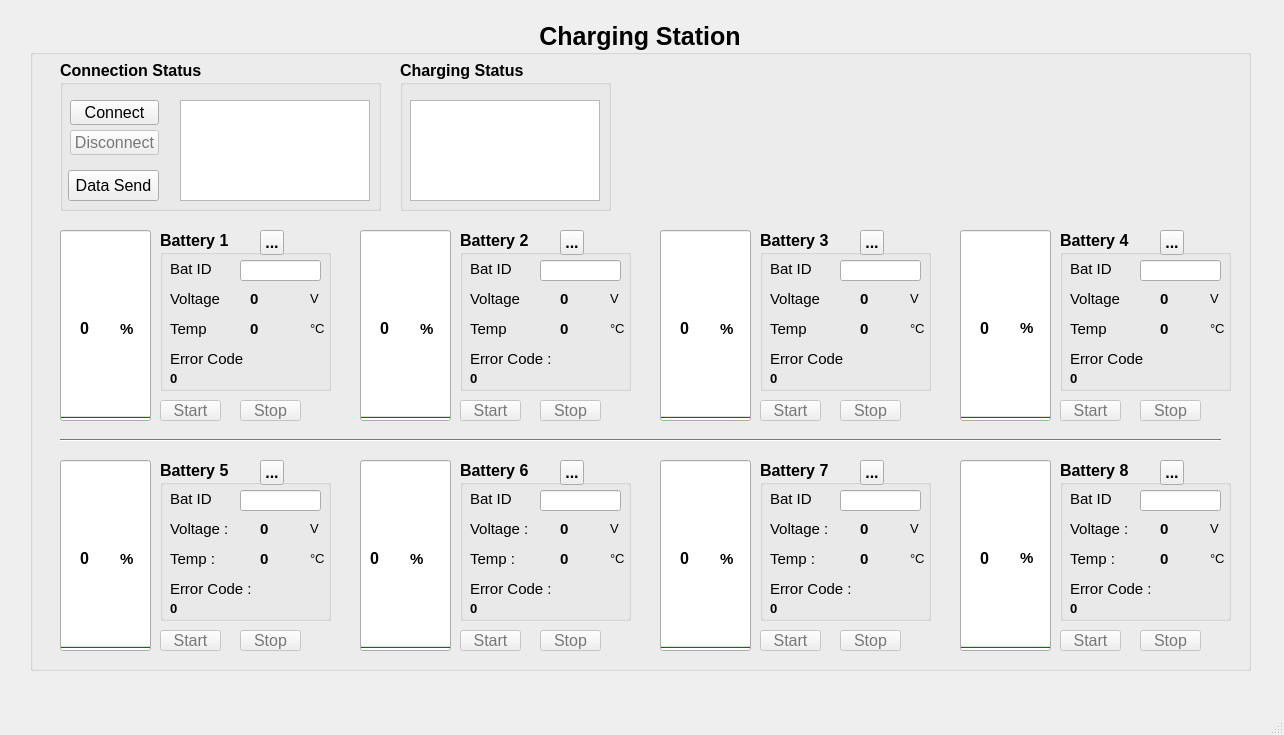
huseinaji/Python-HMI-Battery-Charger, file interface.ui: the form before one commit.
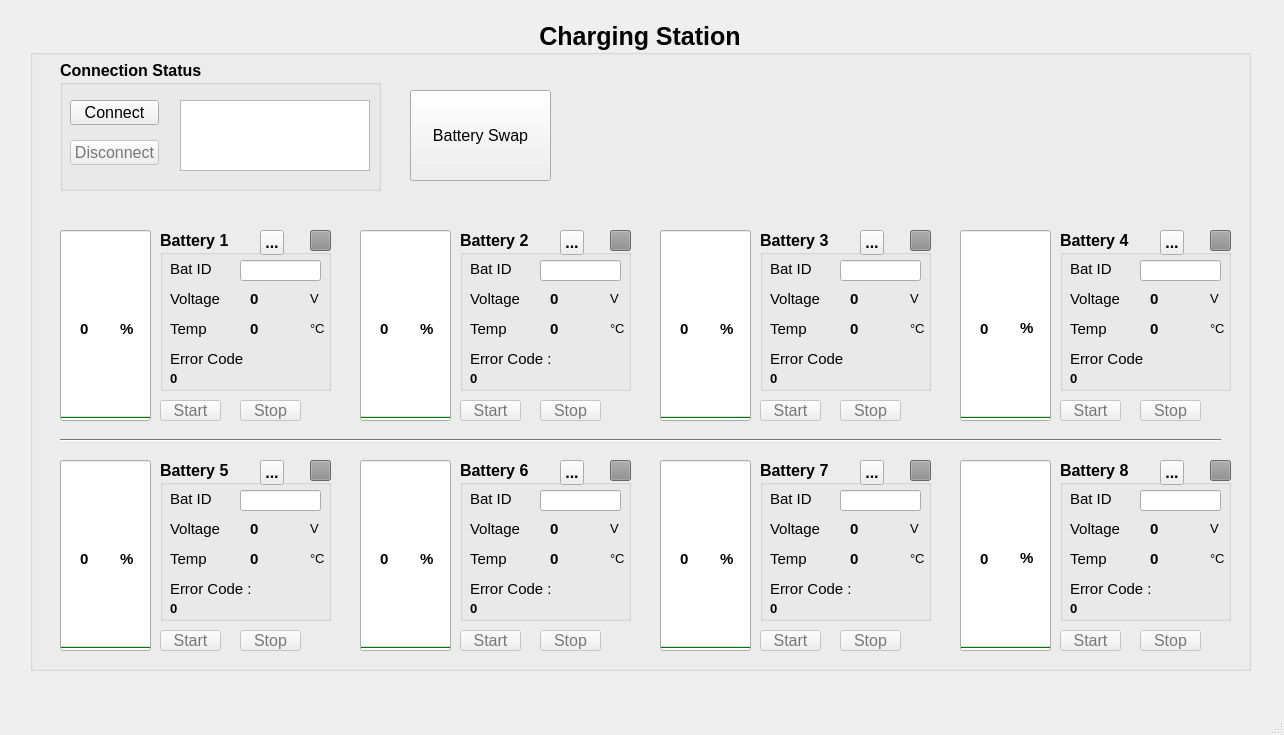
The form after the commit. Icons and pictures are not drawn.

What changed in the file:
```diff
--- a/interface.ui
+++ b/interface.ui
@@ -460,7 +460,7 @@
     <property name="geometry">
      <rect>
       <x>0</x>
-      <y>10</y>
+      <y>0</y>
       <width>1271</width>
       <height>681</height>
      </rect>
@@ -480,7 +480,7 @@
       <property name="geometry">
        <rect>
         <x>30</x>
-        <y>10</y>
+        <y>20</y>
         <width>1221</width>
         <height>651</height>
        </rect>
@@ -1172,6 +1172,9 @@
        <property name="autoFillBackground">
         <bool>false</bool>
        </property>
+       <property name="maximum">
+        <number>99</number>
+       </property>
        <property name="value">
         <number>0</number>
        </property>
@@ -1588,9 +1591,9 @@
        <widget class="QLabel" name="voltage_7">
         <property name="geometry">
          <rect>
-          <x>100</x>
+          <x>90</x>
           <y>60</y>
-          <width>41</width>
+          <width>51</width>
           <height>17</height>
          </rect>
         </property>
@@ -1622,7 +1625,7 @@
          </font>
         </property>
         <property name="text">
-         <string>Temp :</string>
+         <string>Temp </string>
         </property>
        </widget>
        <widget class="QLabel" name="label_60">
@@ -1642,15 +1645,15 @@
          </font>
         </property>
         <property name="text">
-         <string>Voltage :</string>
+         <string>Voltage </string>
         </property>
        </widget>
        <widget class="QLabel" name="temp_7">
         <property name="geometry">
          <rect>
-          <x>100</x>
+          <x>90</x>
           <y>90</y>
-          <width>41</width>
+          <width>51</width>
           <height>17</height>
          </rect>
         </property>
@@ -1799,6 +1802,71 @@
          <string>°C</string>
         </property>
        </widget>
+       <widget class="QProgressBar" name="status_7">
+        <property name="enabled">
+         <bool>false</bool>
+        </property>
+        <property name="geometry">
+         <rect>
+          <x>150</x>
+          <y>0</y>
+          <width>21</width>
+          <height>21</height>
+         </rect>
+        </property>
+        <property name="palette">
+         <palette>
+          <active>
+           <colorrole role="Highlight">
+            <brush brushstyle="SolidPattern">
+             <color alpha="255">
+              <red>255</red>
+              <green>0</green>
+              <blue>0</blue>
+             </color>
+            </brush>
+           </colorrole>
+          </active>
+          <inactive>
+           <colorrole role="Highlight">
+            <brush brushstyle="SolidPattern">
+             <color alpha="255">
+              <red>255</red>
+              <green>0</green>
+              <blue>0</blue>
+             </color>
+            </brush>
+           </colorrole>
+          </inactive>
+          <disabled>
+           <colorrole role="Highlight">
+            <brush brushstyle="SolidPattern">
+             <color alpha="255">
+              <red>145</red>
+              <green>145</green>
+              <blue>145</blue>
+             </color>
+            </brush>
+           </colorrole>
+          </disabled>
+         </palette>
+        </property>
+        <property name="font">
+         <font>
+          <weight>50</weight>
+          <bold>false</bold>
+         </font>
+        </property>
+        <property name="maximum">
+         <number>1</number>
+        </property>
+        <property name="value">
+         <number>1</number>
+        </property>
+        <property name="textVisible">
+         <bool>false</bool>
+        </property>
+       </widget>
       </widget>
       <widget class="QGroupBox" name="groupBox_5">
        <property name="geometry">
@@ -1822,9 +1890,9 @@
        <widget class="QLabel" name="voltage_4">
         <property name="geometry">
          <rect>
-          <x>100</x>
+          <x>90</x>
           <y>60</y>
-          <width>41</width>
+          <width>51</width>
           <height>17</height>
          </rect>
         </property>
@@ -1882,9 +1950,9 @@
        <widget class="QLabel" name="temp_4">
         <property name="geometry">
          <rect>
-          <x>100</x>
+          <x>90</x>
           <y>90</y>
-          <width>41</width>
+          <width>51</width>
           <height>17</height>
          </rect>
         </property>
@@ -2033,6 +2101,71 @@
          <string>Bat ID</string>
         </property>
        </widget>
+       <widget class="QProgressBar" name="status_4">
+        <property name="enabled">
+         <bool>false</bool>
+        </property>
+        <property name="geometry">
+         <rect>
+          <x>150</x>
+          <y>0</y>
+          <width>21</width>
+          <height>21</height>
+         </rect>
+        </property>
+        <property name="palette">
+         <palette>
+          <active>
+           <colorrole role="Highlight">
+            <brush brushstyle="SolidPattern">
+             <color alpha="255">
+              <red>255</red>
+              <green>0</green>
+              <blue>0</blue>
+             </color>
+            </brush>
+           </colorrole>
+          </active>
+          <inactive>
+           <colorrole role="Highlight">
+            <brush brushstyle="SolidPattern">
+             <color alpha="255">
+              <red>255</red>
+              <green>0</green>
+              <blue>0</blue>
+             </color>
+            </brush>
+           </colorrole>
+          </inactive>
+          <disabled>
+           <colorrole role="Highlight">
+            <brush brushstyle="SolidPattern">
+             <color alpha="255">
+              <red>145</red>
+              <green>145</green>
+              <blue>145</blue>
+             </color>
+            </brush>
+           </colorrole>
+          </disabled>
+         </palette>
+        </property>
+        <property name="font">
+         <font>
+          <weight>50</weight>
+          <bold>false</bold>
+         </font>
+        </property>
+        <property name="maximum">
+         <number>1</number>
+        </property>
+        <property name="value">
+         <number>1</number>
+        </property>
+        <property name="textVisible">
+         <bool>false</bool>
+        </property>
+       </widget>
       </widget>
       <widget class="QGroupBox" name="groupBox_2">
        <property name="geometry">
@@ -2267,6 +2400,71 @@
          <string/>
         </property>
        </widget>
+       <widget class="QProgressBar" name="status_1">
+        <property name="enabled">
+         <bool>false</bool>
+        </property>
+        <property name="geometry">
+         <rect>
+          <x>150</x>
+          <y>0</y>
+          <width>21</width>
+          <height>21</height>
+         </rect>
+        </property>
+        <property name="palette">
+         <palette>
+          <active>
+           <colorrole role="Highlight">
+            <brush brushstyle="SolidPattern">
+             <color alpha="255">
+              <red>255</red>
+              <green>0</green>
+              <blue>0</blue>
+             </color>
+            </brush>
+           </colorrole>
+          </active>
+          <inactive>
+           <colorrole role="Highlight">
+            <brush brushstyle="SolidPattern">
+             <color alpha="255">
+              <red>255</red>
+              <green>0</green>
+              <blue>0</blue>
+             </color>
+            </brush>
+           </colorrole>
+          </inactive>
+          <disabled>
+           <colorrole role="Highlight">
+            <brush brushstyle="SolidPattern">
+             <color alpha="255">
+              <red>145</red>
+              <green>145</green>
+              <blue>145</blue>
+             </color>
+            </brush>
+           </colorrole>
+          </disabled>
+         </palette>
+        </property>
+        <property name="font">
+         <font>
+          <weight>50</weight>
+          <bold>false</bold>
+         </font>
+        </property>
+        <property name="maximum">
+         <number>1</number>
+        </property>
+        <property name="value">
+         <number>1</number>
+        </property>
+        <property name="textVisible">
+         <bool>false</bool>
+        </property>
+       </widget>
       </widget>
       <widget class="QGroupBox" name="groupBox_4">
        <property name="geometry">
@@ -2290,9 +2488,9 @@
        <widget class="QLabel" name="voltage_3">
         <property name="geometry">
          <rect>
-          <x>100</x>
+          <x>90</x>
           <y>60</y>
-          <width>41</width>
+          <width>51</width>
           <height>17</height>
          </rect>
         </property>
@@ -2350,9 +2548,9 @@
        <widget class="QLabel" name="temp_3">
         <property name="geometry">
          <rect>
-          <x>100</x>
+          <x>90</x>
           <y>90</y>
-          <width>41</width>
+          <width>51</width>
           <height>17</height>
          </rect>
         </property>
@@ -2501,6 +2699,71 @@
          <string>Bat ID</string>
         </property>
        </widget>
+       <widget class="QProgressBar" name="status_3">
+        <property name="enabled">
+         <bool>false</bool>
+        </property>
+        <property name="geometry">
+         <rect>
+          <x>150</x>
+          <y>0</y>
+          <width>21</width>
+          <height>21</height>
+         </rect>
+        </property>
+        <property name="palette">
+         <palette>
+          <active>
+           <colorrole role="Highlight">
+            <brush brushstyle="SolidPattern">
+             <color alpha="255">
+              <red>255</red>
+              <green>0</green>
+              <blue>0</blue>
+             </color>
+            </brush>
+           </colorrole>
+          </active>
+          <inactive>
+           <colorrole role="Highlight">
+            <brush brushstyle="SolidPattern">
+             <color alpha="255">
+              <red>255</red>
+              <green>0</green>
+              <blue>0</blue>
+             </color>
+            </brush>
+           </colorrole>
+          </inactive>
+          <disabled>
+           <colorrole role="Highlight">
+            <brush brushstyle="SolidPattern">
+             <color alpha="255">
+              <red>145</red>
+              <green>145</green>
+              <blue>145</blue>
+             </color>
+            </brush>
+           </colorrole>
+          </disabled>
+         </palette>
+        </property>
+        <property name="font">
+         <font>
+          <weight>50</weight>
+          <bold>false</bold>
+         </font>
+        </property>
+        <property name="maximum">
+         <number>1</number>
+        </property>
+        <property name="value">
+         <number>1</number>
+        </property>
+        <property name="textVisible">
+         <bool>false</bool>
+        </property>
+       </widget>
       </widget>
       <widget class="QGroupBox" name="groupBox_9">
        <property name="geometry">
@@ -2525,9 +2788,9 @@
        <widget class="QLabel" name="voltage_8">
         <property name="geometry">
          <rect>
-          <x>100</x>
+          <x>90</x>
           <y>60</y>
-          <width>41</width>
+          <width>51</width>
           <height>17</height>
          </rect>
         </property>
@@ -2562,7 +2825,7 @@
          </font>
         </property>
         <property name="text">
-         <string>Temp :</string>
+         <string>Temp </string>
         </property>
        </widget>
        <widget class="QLabel" name="label_63">
@@ -2583,15 +2846,15 @@
          </font>
         </property>
         <property name="text">
-         <string>Voltage :</string>
+         <string>Voltage </string>
         </property>
        </widget>
        <widget class="QLabel" name="temp_8">
         <property name="geometry">
          <rect>
-          <x>100</x>
+          <x>90</x>
           <y>90</y>
-          <width>41</width>
+          <width>51</width>
           <height>17</height>
          </rect>
         </property>
@@ -2744,6 +3007,71 @@
          <string>Bat ID</string>
         </property>
        </widget>
+       <widget class="QProgressBar" name="status_8">
+        <property name="enabled">
+         <bool>false</bool>
+        </property>
+        <property name="geometry">
+         <rect>
+          <x>150</x>
+          <y>0</y>
+          <width>21</width>
+          <height>21</height>
+         </rect>
+        </property>
+        <property name="palette">
+         <palette>
+          <active>
+           <colorrole role="Highlight">
+            <brush brushstyle="SolidPattern">
+             <color alpha="255">
+              <red>255</red>
+              <green>0</green>
+              <blue>0</blue>
+             </color>
+            </brush>
+           </colorrole>
+          </active>
+          <inactive>
+           <colorrole role="Highlight">
+            <brush brushstyle="SolidPattern">
+             <color alpha="255">
+              <red>255</red>
+              <green>0</green>
+              <blue>0</blue>
+             </color>
+            </brush>
+           </colorrole>
+          </inactive>
+          <disabled>
+           <colorrole role="Highlight">
+            <brush brushstyle="SolidPattern">
+             <color alpha="255">
+              <red>145</red>
+              <green>145</green>
+              <blue>145</blue>
+             </color>
+            </brush>
+           </colorrole>
+          </disabled>
+         </palette>
+        </property>
+        <property name="font">
+         <font>
+          <weight>50</weight>
+          <bold>false</bold>
+         </font>
+        </property>
+        <property name="maximum">
+         <number>1</number>
+        </property>
+        <property name="value">
+         <number>1</number>
+        </property>
+        <property name="textVisible">
+         <bool>false</bool>
+        </property>
+       </widget>
       </widget>
       <widget class="QGroupBox" name="groupBox_7">
        <property name="geometry">
@@ -2767,9 +3095,9 @@
        <widget class="QLabel" name="voltage_6">
         <property name="geometry">
          <rect>
-          <x>100</x>
+          <x>90</x>
           <y>60</y>
-          <width>41</width>
+          <width>51</width>
           <height>17</height>
          </rect>
         </property>
@@ -2801,7 +3129,7 @@
          </font>
         </property>
         <property name="text">
-         <string>Temp :</string>
+         <string>Temp </string>
         </property>
        </widget>
        <widget class="QLabel" name="label_27">
@@ -2821,15 +3149,15 @@
          </font>
         </property>
         <property name="text">
-         <string>Voltage :</string>
+         <string>Voltage </string>
         </property>
        </widget>
        <widget class="QLabel" name="temp_6">
         <property name="geometry">
          <rect>
-          <x>100</x>
+          <x>90</x>
           <y>90</y>
-          <width>41</width>
+          <width>51</width>
           <height>17</height>
          </rect>
         </property>
@@ -2978,6 +3306,71 @@
          <string>Bat ID</string>
         </property>
        </widget>
+       <widget class="QProgressBar" name="status_6">
+        <property name="enabled">
+         <bool>false</bool>
+        </property>
+        <property name="geometry">
+         <rect>
+          <x>150</x>
+          <y>0</y>
+          <width>21</width>
+          <height>21</height>
+         </rect>
+        </property>
+        <property name="palette">
+         <palette>
+          <active>
+           <colorrole role="Highlight">
+            <brush brushstyle="SolidPattern">
+             <color alpha="255">
+              <red>255</red>
+              <green>0</green>
+              <blue>0</blue>
+             </color>
+            </brush>
+           </colorrole>
+          </active>
+          <inactive>
+           <colorrole role="Highlight">
+            <brush brushstyle="SolidPattern">
+             <color alpha="255">
+              <red>255</red>
+              <green>0</green>
+              <blue>0</blue>
+             </color>
+            </brush>
+           </colorrole>
+          </inactive>
+          <disabled>
+           <colorrole role="Highlight">
+            <brush brushstyle="SolidPattern">
+             <color alpha="255">
+              <red>145</red>
+              <green>145</green>
+              <blue>145</blue>
+             </color>
+            </brush>
+           </colorrole>
+          </disabled>
+         </palette>
+        </property>
+        <property name="font">
+         <font>
+          <weight>50</weight>
+          <bold>false</bold>
+         </font>
+        </property>
+        <property name="maximum">
+         <number>1</number>
+        </property>
+        <property name="value">
+         <number>1</number>
+        </property>
+        <property name="textVisible">
+         <bool>false</bool>
+        </property>
+       </widget>
       </widget>
       <widget class="QGroupBox" name="groupBox_3">
        <property name="geometry">
@@ -3001,9 +3394,9 @@
        <widget class="QLabel" name="voltage_2">
         <property name="geometry">
          <rect>
-          <x>100</x>
+          <x>90</x>
           <y>60</y>
-          <width>41</width>
+          <width>51</width>
           <height>17</height>
          </rect>
         </property>
@@ -3061,9 +3454,9 @@
        <widget class="QLabel" name="temp_2">
         <property name="geometry">
          <rect>
-          <x>100</x>
+          <x>90</x>
           <y>90</y>
-          <width>41</width>
+          <width>51</width>
           <height>17</height>
          </rect>
         </property>
@@ -3212,6 +3605,71 @@
          <string>Bat ID</string>
         </property>
        </widget>
+       <widget class="QProgressBar" name="status_2">
+        <property name="enabled">
+         <bool>false</bool>
+        </property>
+        <property name="geometry">
+         <rect>
+          <x>150</x>
+          <y>0</y>
+          <width>21</width>
+          <height>21</height>
+         </rect>
+        </property>
+        <property name="palette">
+         <palette>
+          <active>
+           <colorrole role="Highlight">
+            <brush brushstyle="SolidPattern">
+             <color alpha="255">
+              <red>255</red>
+              <green>0</green>
+              <blue>0</blue>
+             </color>
+            </brush>
+           </colorrole>
+          </active>
+          <inactive>
+           <colorrole role="Highlight">
+            <brush brushstyle="SolidPattern">
+             <color alpha="255">
+              <red>255</red>
+              <green>0</green>
+              <blue>0</blue>
+             </color>
+            </brush>
+           </colorrole>
+          </inactive>
+          <disabled>
+           <colorrole role="Highlight">
+            <brush brushstyle="SolidPattern">
+             <color alpha="255">
+              <red>145</red>
+              <green>145</green>
+              <blue>145</blue>
+             </color>
+            </brush>
+           </colorrole>
+          </disabled>
+         </palette>
+        </property>
+        <property name="font">
+         <font>
+          <weight>50</weight>
+          <bold>false</bold>
+         </font>
+        </property>
+        <property name="maximum">
+         <number>1</number>
+        </property>
+        <property name="value">
+         <number>1</number>
+        </property>
+        <property name="textVisible">
+         <bool>false</bool>
+        </property>
+       </widget>
       </widget>
       <widget class="QGroupBox" name="groupBox_6">
        <property name="geometry">
@@ -3235,9 +3693,9 @@
        <widget class="QLabel" name="voltage_5">
         <property name="geometry">
          <rect>
-          <x>100</x>
+          <x>90</x>
           <y>60</y>
-          <width>41</width>
+          <width>51</width>
           <height>17</height>
          </rect>
         </property>
@@ -3269,7 +3727,7 @@
          </font>
         </property>
         <property name="text">
-         <string>Temp :</string>
+         <string>Temp </string>
         </property>
        </widget>
        <widget class="QLabel" name="label_24">
@@ -3289,15 +3747,15 @@
          </font>
         </property>
         <property name="text">
-         <string>Voltage :</string>
+         <string>Voltage </string>
         </property>
        </widget>
        <widget class="QLabel" name="temp_5">
         <property name="geometry">
          <rect>
-          <x>100</x>
+          <x>90</x>
           <y>90</y>
-          <width>41</width>
+          <width>51</width>
           <height>17</height>
          </rect>
         </property>
@@ -3446,6 +3904,71 @@
          <string>Bat ID</string>
         </property>
        </widget>
+       <widget class="QProgressBar" name="status_5">
+        <property name="enabled">
+         <bool>false</bool>
+        </property>
+        <property name="geometry">
+         <rect>
+          <x>150</x>
+          <y>0</y>
+          <width>21</width>
+          <height>21</height>
+         </rect>
+        </property>
+        <property name="palette">
+         <palette>
+          <active>
+           <colorrole role="Highlight">
+            <brush brushstyle="SolidPattern">
+             <color alpha="255">
+              <red>255</red>
+              <green>0</green>
+              <blue>0</blue>
+             </color>
+            </brush>
+           </colorrole>
+          </active>
+          <inactive>
+           <colorrole role="Highlight">
+            <brush brushstyle="SolidPattern">
+             <color alpha="255">
+              <red>255</red>
+              <green>0</green>
+              <blue>0</blue>
+             </color>
+            </brush>
+           </colorrole>
+          </inactive>
+          <disabled>
+           <colorrole role="Highlight">
+            <brush brushstyle="SolidPattern">
+             <color alpha="255">
+              <red>145</red>
+              <green>145</green>
+              <blue>145</blue>
+             </color>
+            </brush>
+           </colorrole>
+          </disabled>
+         </palette>
+        </property>
+        <property name="font">
+         <font>
+          <weight>50</weight>
+          <bold>false</bold>
+         </font>
+        </property>
+        <property name="maximum">
+         <number>1</number>
+        </property>
+        <property name="value">
+         <number>1</number>
+        </property>
+        <property name="textVisible">
+         <bool>false</bool>
+        </property>
+       </widget>
       </widget>
       <widget class="Line" name="line">
        <property name="geometry">
@@ -3466,7 +3989,7 @@
          <x>30</x>
          <y>40</y>
          <width>321</width>
-         <height>151</height>
+         <height>131</height>
         </rect>
        </property>
        <property name="font">
@@ -3522,7 +4045,7 @@
         <property name="geometry">
          <rect>
           <x>10</x>
-          <y>70</y>
+          <y>80</y>
           <width>89</width>
           <height>25</height>
          </rect>
@@ -3559,48 +4082,10 @@
           <x>120</x>
           <y>40</y>
           <width>190</width>
-          <height>101</height>
+          <height>71</height>
          </rect>
         </property>
        </widget>
-       <widget class="QPushButton" name="button_send_data">
-        <property name="enabled">
-         <bool>true</bool>
-        </property>
-        <property name="geometry">
-         <rect>
-          <x>8</x>
-          <y>110</y>
-          <width>91</width>
-          <height>31</height>
-         </rect>
-        </property>
-        <property name="font">
-         <font>
-          <pointsize>12</pointsize>
-          <weight>50</weight>
-          <bold>false</bold>
-         </font>
-        </property>
-        <property name="tabletTracking">
-         <bool>false</bool>
-        </property>
-        <property name="inputMethodHints">
-         <set>Qt::ImhNone</set>
-        </property>
-        <property name="text">
-         <string>Data Send</string>
-        </property>
-        <property name="checkable">
-         <bool>false</bool>
-        </property>
-        <property name="default">
-         <bool>false</bool>
-        </property>
-        <property name="flat">
-         <bool>false</bool>
-        </property>
-       </widget>
       </widget>
       <widget class="QPushButton" name="bat_1_button_start">
        <property name="enabled">
@@ -4221,7 +4706,7 @@
        </property>
        <property name="font">
         <font>
-         <pointsize>12</pointsize>
+         <pointsize>11</pointsize>
          <weight>75</weight>
          <bold>true</bold>
         </font>
@@ -4353,7 +4838,7 @@
       <widget class="QLabel" name="label_54">
        <property name="geometry">
         <rect>
-         <x>380</x>
+         <x>390</x>
          <y>530</y>
          <width>21</width>
          <height>17</height>
@@ -4401,7 +4886,7 @@
        </property>
        <property name="font">
         <font>
-         <pointsize>12</pointsize>
+         <pointsize>11</pointsize>
          <weight>75</weight>
          <bold>true</bold>
         </font>
@@ -4421,7 +4906,7 @@
        </property>
        <property name="font">
         <font>
-         <pointsize>12</pointsize>
+         <pointsize>11</pointsize>
          <weight>75</weight>
          <bold>true</bold>
         </font>
@@ -4441,7 +4926,7 @@
        </property>
        <property name="font">
         <font>
-         <pointsize>12</pointsize>
+         <pointsize>11</pointsize>
          <weight>75</weight>
          <bold>true</bold>
         </font>
@@ -4453,7 +4938,7 @@
       <widget class="QLabel" name="soc_6">
        <property name="geometry">
         <rect>
-         <x>340</x>
+         <x>350</x>
          <y>530</y>
          <width>31</width>
          <height>17</height>
@@ -4461,7 +4946,7 @@
        </property>
        <property name="font">
         <font>
-         <pointsize>12</pointsize>
+         <pointsize>11</pointsize>
          <weight>75</weight>
          <bold>true</bold>
         </font>
@@ -4481,7 +4966,7 @@
        </property>
        <property name="font">
         <font>
-         <pointsize>12</pointsize>
+         <pointsize>11</pointsize>
          <weight>75</weight>
          <bold>true</bold>
         </font>
@@ -4501,7 +4986,7 @@
        </property>
        <property name="font">
         <font>
-         <pointsize>12</pointsize>
+         <pointsize>11</pointsize>
          <weight>75</weight>
          <bold>true</bold>
         </font>
@@ -4521,7 +5006,7 @@
        </property>
        <property name="font">
         <font>
-         <pointsize>12</pointsize>
+         <pointsize>11</pointsize>
          <weight>75</weight>
          <bold>true</bold>
         </font>
@@ -4533,43 +5018,35 @@
       <widget class="QLabel" name="label">
        <property name="geometry">
         <rect>
-         <x>1050</x>
+         <x>880</x>
          <y>40</y>
-         <width>161</width>
+         <width>301</width>
+         <height>131</height>
+        </rect>
+       </property>
+       <property name="text">
+        <string>&lt;html&gt;&lt;head/&gt;&lt;body&gt;&lt;p align=&quot;justify&quot;&gt;&lt;img src=&quot;:/newPrefix/GEN-Indonesia.png&quot;/&gt;&lt;/p&gt;&lt;/body&gt;&lt;/html&gt;</string>
+       </property>
+      </widget>
+      <widget class="QPushButton" name="bat_swap">
+       <property name="geometry">
+        <rect>
+         <x>380</x>
+         <y>70</y>
+         <width>141</width>
          <height>91</height>
         </rect>
        </property>
-       <property name="text">
-        <string>&lt;html&gt;&lt;head/&gt;&lt;body&gt;&lt;p&gt;&lt;img src=&quot;:/newPrefix/GEN2.png&quot;/&gt;&lt;/p&gt;&lt;/body&gt;&lt;/html&gt;</string>
-       </property>
-      </widget>
-      <widget class="QGroupBox" name="groupBox_12">
-       <property name="geometry">
-        <rect>
-         <x>370</x>
-         <y>40</y>
-         <width>211</width>
-         <height>151</height>
-        </rect>
-       </property>
        <property name="font">
         <font>
          <pointsize>12</pointsize>
+         <weight>50</weight>
+         <bold>false</bold>
         </font>
        </property>
-       <property name="title">
-        <string>Charging Status</string>
+       <property name="text">
+        <string>Battery Swap</string>
        </property>
-       <widget class="QTextEdit" name="charging_status">
-        <property name="geometry">
-         <rect>
-          <x>10</x>
-          <y>40</y>
-          <width>190</width>
-          <height>101</height>
-         </rect>
-        </property>
-       </widget>
       </widget>
      </widget>
     </widget>
```
Left out of the diff: 393 changed lines with no effect on the pictures.
